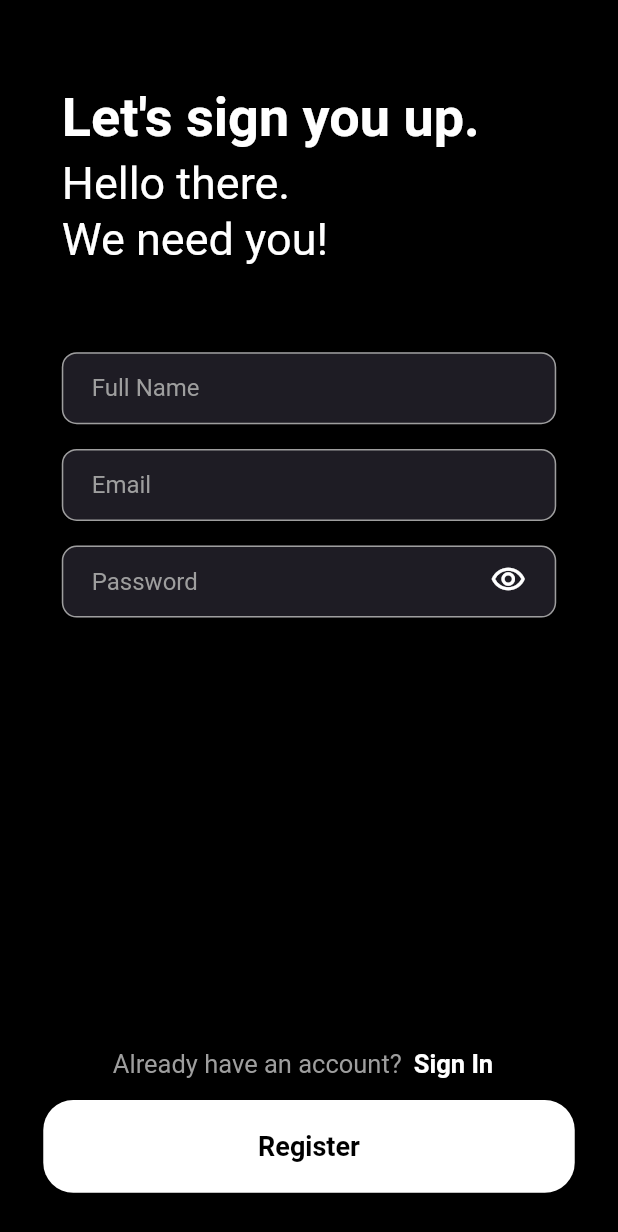
After one commit to M-Manas-s/WallpaperApp, a Flutter app: the RegisterPage screen opened directly, on a phone screen of 412 x 824 dp. The commit adds this screen. Shown: the top 1232 px of the screen. Run offline on Flutter 3.47's test engine with Material 2 defaults, Android fonts, the phone set to English and light mode, and no system bars; our stand-ins replace animated_text_kit, flutter_image_slideshow, just_audio, lottie.

Commit message:
Authentication UI done (+ linked with routes)

```diff
--- /dev/null
+++ b/lib/screens/Register.dart
@@ -0,0 +1,200 @@
+import 'package:flutter/material.dart';
+import 'package:wallpaperapp/constants/RegexValidators.dart';
+import 'package:wallpaperapp/constants/constants.dart';
+import 'package:wallpaperapp/screens/SignIn.dart';
+import 'package:wallpaperapp/widgets/AuthenticationButton.dart';
+
+import 'IntroPage.dart';
+
+class RegisterPage extends StatefulWidget {
+  const RegisterPage({Key? key}) : super(key: key);
+
+  @override
+  _RegisterPageState createState() => _RegisterPageState();
+}
+
+class _RegisterPageState extends State<RegisterPage> {
+  bool state = true;
+  late String email;
+  late String password;
+  late String name;
+
+  // FirebaseAuth auth = FirebaseAuth.instance;
+  final _formKey = GlobalKey<FormState>();
+
+  Register() async {
+  }
+
+  @override
+  Widget build(BuildContext context) {
+    Size size = MediaQuery.of(context).size;
+    return WillPopScope(
+      onWillPop: () async {
+        Navigator.pushAndRemoveUntil(
+            context,
+            MaterialPageRoute(builder: (context) => IntroPage()),
+                (route) => false);
+        return true;
+      },
+      child: Scaffold(
+        resizeToAvoidBottomInset: false,
+        backgroundColor: Colors.black,
+        body: SafeArea(
+            child: Column(
+              mainAxisAlignment: MainAxisAlignment.spaceBetween,
+              children: [
+                Padding(
+                  padding: EdgeInsets.symmetric(
+                      horizontal: size.width * 0.1, vertical: size.height * 0.07),
+                  child: Column(
+                    crossAxisAlignment: CrossAxisAlignment.start,
+                    children: [
+                      Text(
+                        "Let's sign you up.",
+                        style: TextStyle(
+                            fontSize: 36,
+                            color: Colors.white,
+                            fontWeight: FontWeight.bold),
+                      ),
+                      SizedBox(
+                        height: size.height * 0.006,
+                      ),
+                      Text(
+                        "Hello there.",
+                        style: TextStyle(
+                          fontSize: 30,
+                          color: Colors.white,
+                        ),
+                      ),
+                      SizedBox(
+                        height: size.height * 0.003,
+                      ),
+                      Text(
+                        "We need you!",
+                        style: TextStyle(
+                          fontSize: 30,
+                          color: Colors.white,
+                        ),
+                      ),
+                      SizedBox(
+                        height: size.height * 0.07,
+                      ),
+                      Form(
+                          key: _formKey,
+                          child: Center(
+                            child: SingleChildScrollView(
+                              scrollDirection: Axis.vertical,
+                              child: Container(
+                                // color : Colors.white,
+                                  child: Column(
+                                    mainAxisAlignment: MainAxisAlignment.center,
+                                    children: [
+                                      TextFormField(
+                                        style: TextStyle(color: Colors.white),
+                                        onChanged: (value) {
+                                          name = value.trim();
+                                        },
+                                        cursorColor: Colors.white,
+                                        textAlign: TextAlign.left,
+                                        decoration: kLogInInputDecoration.copyWith(
+                                            hintText: "Full Name"),
+                                        validator: emailChecker,
+                                      ),
+                                      SizedBox(
+                                        height: size.height * 0.02,
+                                      ),
+                                      TextFormField(
+                                        style: TextStyle(color: Colors.white),
+                                        onChanged: (value) {
+                                          email = value.trim();
+                                        },
+                                        cursorColor: Colors.white,
+                                        textAlign: TextAlign.left,
+                                        decoration: kLogInInputDecoration.copyWith(
+                                            hintText: "Email"),
+                                        validator: emailChecker,
+                                      ),
+                                      SizedBox(
+                                        height: size.height * 0.02,
+                                      ),
+                                      //SizedBox(height: 10),
+                                      Stack(
+                                        children: [
+                                          TextFormField(
+                                            style: TextStyle(color: Colors.white),
+                                            onChanged: (value) {
+                                              password = value.trim();
+                                            },
+                                            obscureText: state,
+                                            cursorColor: Theme.of(context).accentColor,
+                                            textAlign: TextAlign.left,
+                                            decoration: kLogInInputDecoration.copyWith(
+                                                hintText: "Password"),
+                                            validator: passwordValidator,
+                                          ),
+                                          Positioned(
+                                            top: 10,
+                                            right: 20,
+                                            child: GestureDetector(
+                                                onTap: () {
+                                                  setState(() {
+                                                    state = !state;
+                                                  });
+                                                },
+                                                child: Icon(
+                                                  !state
+                                                      ? Icons.remove_red_eye
+                                                      : Icons.remove_red_eye_outlined,
+                                                  color: Colors.white,
+                                                )),
+                                          )
+                                        ],
+                                      ),
+                                    ],
+                                  )),
+                            ),
+                          )),
+                    ],
+                  ),
+                ),
+                Padding(
+                  padding: EdgeInsets.symmetric(
+                      horizontal: size.width * 0.07, vertical: size.width * 0.07),
+                  child: Column(
+                    children: [
+                      Row(
+                        mainAxisAlignment: MainAxisAlignment.center,
+                        children: [
+                          Text(
+                            "Already have an account?",
+                            style: TextStyle(fontSize: 17, color: Colors.grey),
+                          ),
+                          TextButton(
+                            onPressed: () {
+                              Navigator.pushAndRemoveUntil(context, MaterialPageRoute(builder: (context) => SignInPage()), (route) => false);
+                            },
+                            child: Text(
+                              "Sign In",
+                              style: TextStyle(
+                                  fontSize: 17,
+                                  color: Colors.white,
+                                  fontWeight: FontWeight.bold),
+                            ),
+                          )
+                        ],
+                      ),
+                      AuthenticationButton(
+                        label: "Register",
+                        color: Colors.white,
+                        onPressed: () {},
+                        height: size.height * 0.075,
+                      )
+                    ],
+                  ),
+                ),
+              ],
+            )),
+      ),
+    );
+  }
+}
--- a/lib/widgets/AuthenticationButton.dart
+++ b/lib/widgets/AuthenticationButton.dart
@@ -4,14 +4,13 @@ class AuthenticationButton extends StatelessWidget {
 
   final String label;
   final Color color;
-  final Function OnPressed;
+  final Function onPressed;
   final double height;
 
-  const AuthenticationButton({Key? key, required this.label, required this.color, required this.OnPressed, required this.height}) : super(key: key);
+  const AuthenticationButton({Key? key, required this.label, required this.color, required this.onPressed, required this.height}) : super(key: key);
 
   @override
   Widget build(BuildContext context) {
-    Size size = MediaQuery.of(context).size;
     return ElevatedButton(
         style:
         ButtonStyle(
@@ -22,7 +21,7 @@ class AuthenticationButton extends StatelessWidget {
           ),
           backgroundColor: MaterialStateProperty.all<Color>(color),
         ),
-        onPressed: OnPressed(),
+        onPressed: () { onPressed(); },
         child: Container(
           height: height,
           child: Center(
```
Also changed, not shown: lib/screens/IntroPage.dart (+14 -4 lines), lib/screens/SignIn.dart (+25 -7 lines).
